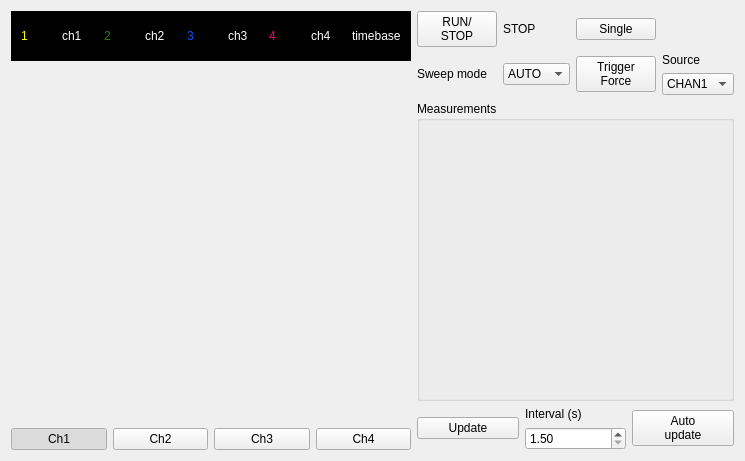
Before: the Qt Designer form DSO_X_3034A/OscilloscopeWidgetUI_v1_02.ui in snu-quiqcl/Verdin_Log, drawn with Qt 5.
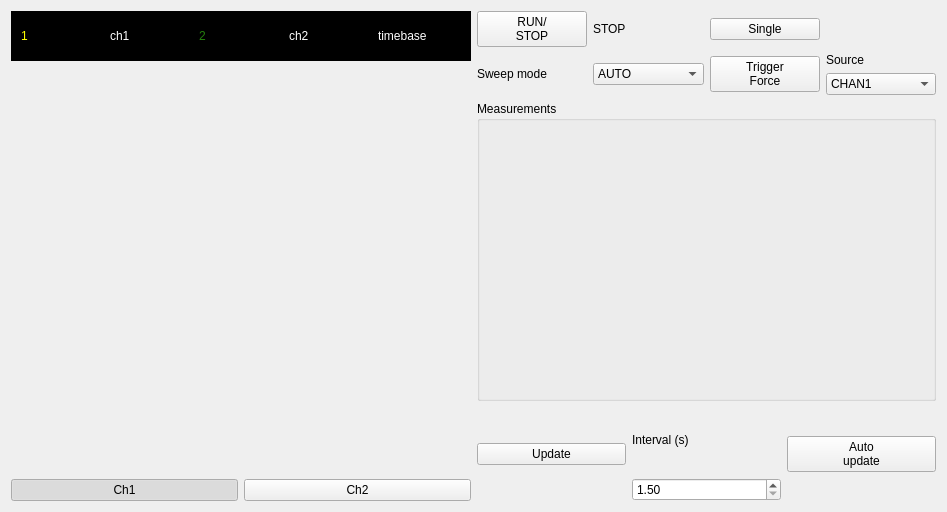
After: the same form once the commit is applied.

What changed in the file:
```diff
--- a/DSO_X_3034A/OscilloscopeWidgetUI_v1_02.ui
+++ b/DSO_X_3034A/OscilloscopeWidgetUI_v1_02.ui
@@ -6,8 +6,8 @@
    <rect>
     <x>0</x>
     <y>0</y>
-    <width>730</width>
-    <height>452</height>
+    <width>947</width>
+    <height>512</height>
    </rect>
   </property>
   <property name="windowTitle">
@@ -134,52 +134,6 @@
           </property>
          </widget>
         </item>
-        <item>
-         <widget class="QLabel" name="ch3Label">
-          <property name="styleSheet">
-           <string notr="true">color: rgb(0, 85, 255);</string>
-          </property>
-          <property name="text">
-           <string>3</string>
-          </property>
-          <property name="textFormat">
-           <enum>Qt::AutoText</enum>
-          </property>
-         </widget>
-        </item>
-        <item>
-         <widget class="QLabel" name="ch3Y">
-          <property name="styleSheet">
-           <string notr="true">color: rgb(255, 255, 255);</string>
-          </property>
-          <property name="text">
-           <string>ch3</string>
-          </property>
-         </widget>
-        </item>
-        <item>
-         <widget class="QLabel" name="ch4Label">
-          <property name="styleSheet">
-           <string notr="true">color: rgb(255, 0, 127);</string>
-          </property>
-          <property name="text">
-           <string>4</string>
-          </property>
-          <property name="textFormat">
-           <enum>Qt::AutoText</enum>
-          </property>
-         </widget>
-        </item>
-        <item>
-         <widget class="QLabel" name="ch4Y">
-          <property name="styleSheet">
-           <string notr="true">color: rgb(255, 255, 255);</string>
-          </property>
-          <property name="text">
-           <string>ch4</string>
-          </property>
-         </widget>
-        </item>
         <item>
          <widget class="QLabel" name="timebase">
           <property name="enabled">
@@ -243,26 +197,6 @@
          </property>
         </widget>
        </item>
-       <item>
-        <widget class="QPushButton" name="pushButton_Ch3">
-         <property name="text">
-          <string>Ch3</string>
-         </property>
-         <property name="checkable">
-          <bool>true</bool>
-         </property>
-        </widget>
-       </item>
-       <item>
-        <widget class="QPushButton" name="pushButton_Ch4">
-         <property name="text">
-          <string>Ch4</string>
-         </property>
-         <property name="checkable">
-          <bool>true</bool>
-         </property>
-        </widget>
-       </item>
       </layout>
      </item>
     </layout>
```
Left out of the diff: 10 changed lines with no effect on the pictures.
